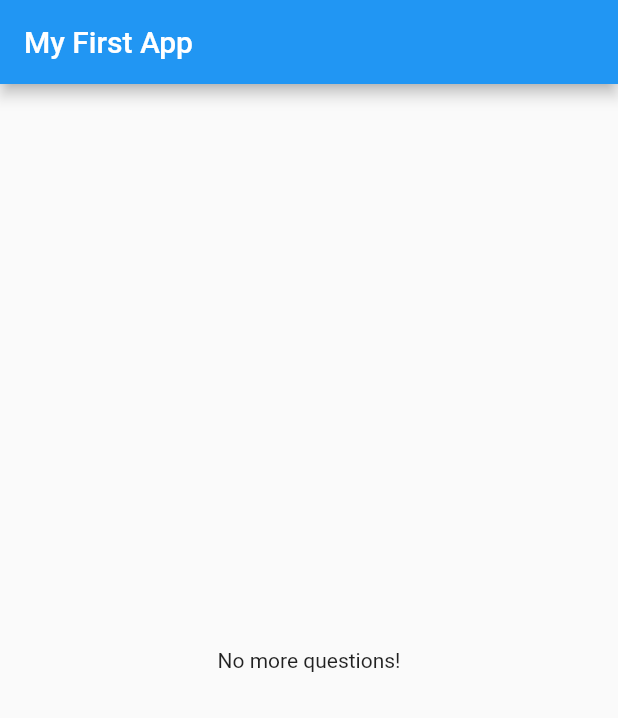
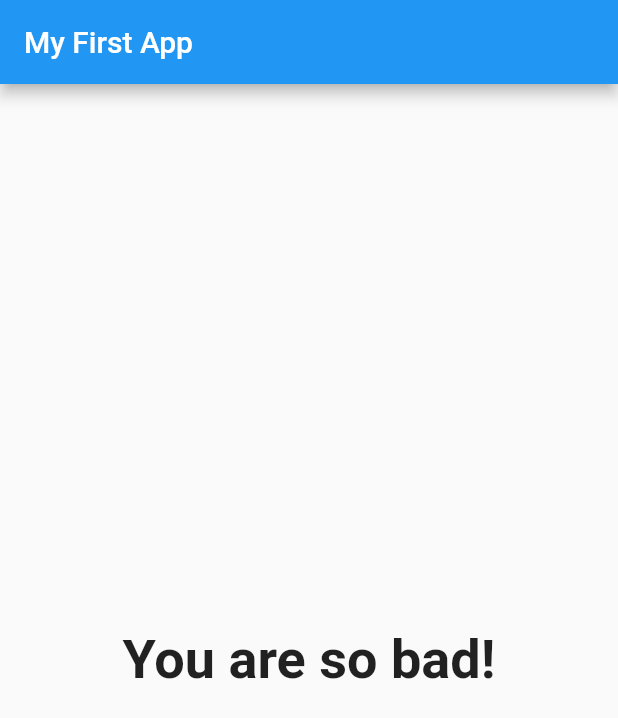
Before and after one commit to ExpertKiD/flutter_complete_guide, a Flutter app: the screen it shows after launch, after a tap on "Black", after a tap on "Snake", after a tap on "Suzanne", on a phone screen of 412 x 824 dp. Shown: the top 718 px of the screen. Run offline on Flutter 3.47's test engine with Material 2 defaults, Android fonts, the phone set to English and light mode, and no system bars.

Commit message:
Add totalScore and result text

```diff
--- a/lib/main.dart
+++ b/lib/main.dart
@@ -14,22 +14,41 @@ class MyApp extends StatefulWidget {
 
 class _MyAppState extends State<MyApp> {
   int _questionIndex = 0;
+  var _totalScore = 0;
+
   final _questions = const [
     {
       'questionText': 'What\'s your favorite color?',
-      'answers': ['Black', 'Red', 'Green', 'White']
+      'answers': [
+        {'text': 'Black', 'score': 10},
+        {'text': 'Red', 'score': 5},
+        {'text': 'Green', 'score': 3},
+        {'text': 'White', 'score': 1},
+      ]
     },
     {
       'questionText': 'What\'s your favorite animal?',
-      'answers': ['Rabbit', 'Snake', 'Elephant', 'Lion']
+      'answers': [
+        {'text': 'Rabbit', 'score': 3},
+        {'text': 'Snake', 'score': 11},
+        {'text': 'Elephant', 'score': 5},
+        {'text': 'Lion', 'score': 9},
+      ]
     },
     {
       'questionText': 'Who\'s your favorite instructor?',
-      'answers': ['Max', 'Elisa', 'Suzanne', 'Dan']
+      'answers': [
+        {'text': 'Max', 'score': 3},
+        {'text': 'Elisa', 'score': 11},
+        {'text': 'Suzanne', 'score': 5},
+        {'text': 'Dan', 'score': 9},
+      ]
     },
   ];
 
-  void _answerQuestion() {
+  void _answerQuestion(int score) {
+    _totalScore += score;
+
     setState(() {
       _questionIndex++;
     });
@@ -56,7 +75,7 @@ class _MyAppState extends State<MyApp> {
               questions: _questions,
               questionIndex: _questionIndex,
             )
-          : Result(),
+          : Result(_totalScore),
     ));
   }
 }
--- a/lib/quiz.dart
+++ b/lib/quiz.dart
@@ -5,7 +5,7 @@ import 'answer.dart';
 
 class Quiz extends StatelessWidget {
   final List<Map<String, Object>> questions;
-  final VoidCallback answerQuestion;
+  final Function answerQuestion;
   final int questionIndex;
 
   Quiz({
@@ -18,8 +18,12 @@ class Quiz extends StatelessWidget {
   Widget build(BuildContext context) {
     return Column(children: <Widget>[
       Question(questions[questionIndex]['questionText'] as String),
-      ...(questions[questionIndex]['answers'] as List<String>).map((answer) {
-        return Answer(answerQuestion, answer);
+      ...(questions[questionIndex]['answers'] as List<Map<String, Object>>)
+          .map((answer) {
+        return Answer(
+          () => answerQuestion(answer['score']),
+          answer['text'] as String,
+        );
       }).toList()
     ]);
   }
--- a/lib/result.dart
+++ b/lib/result.dart
@@ -1,10 +1,34 @@
 import 'package:flutter/material.dart';
 
 class Result extends StatelessWidget {
+  final int resultScore;
+
+  Result(this.resultScore);
+
+  String get resultPhrase {
+    String resultText;
+
+    if (resultScore <= 8) {
+      resultText = 'You are awesome and innocent!';
+    } else if (resultScore <= 12) {
+      resultText = 'Pretty likeable!';
+    } else if (resultScore <= 16) {
+      resultText = 'Yo are ... strange?!';
+    } else {
+      resultText = 'You are so bad!';
+    }
+
+    return resultText;
+  }
+
   @override
   Widget build(BuildContext context) {
     return Center(
-      child: Text('No more questions!'),
+      child: Text(
+        resultPhrase,
+        style: TextStyle(fontSize: 36, fontWeight: FontWeight.bold),
+        textAlign: TextAlign.left,
+      ),
     );
   }
 }
```
